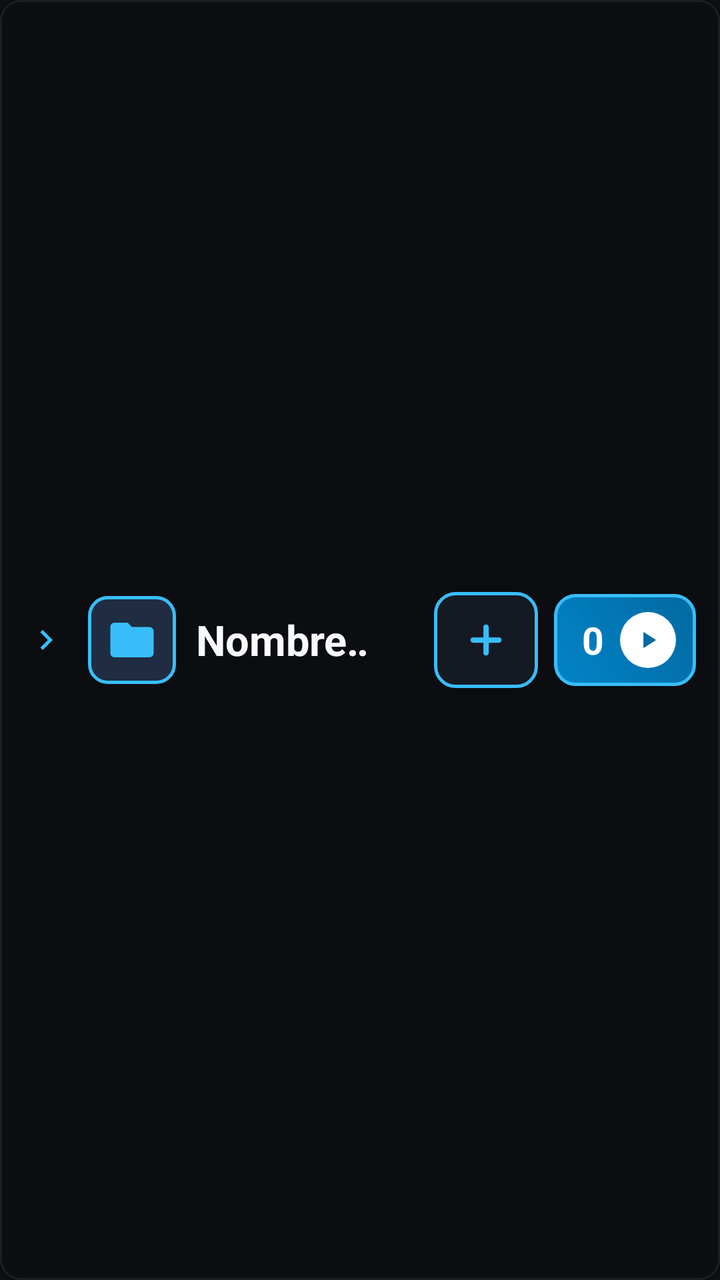
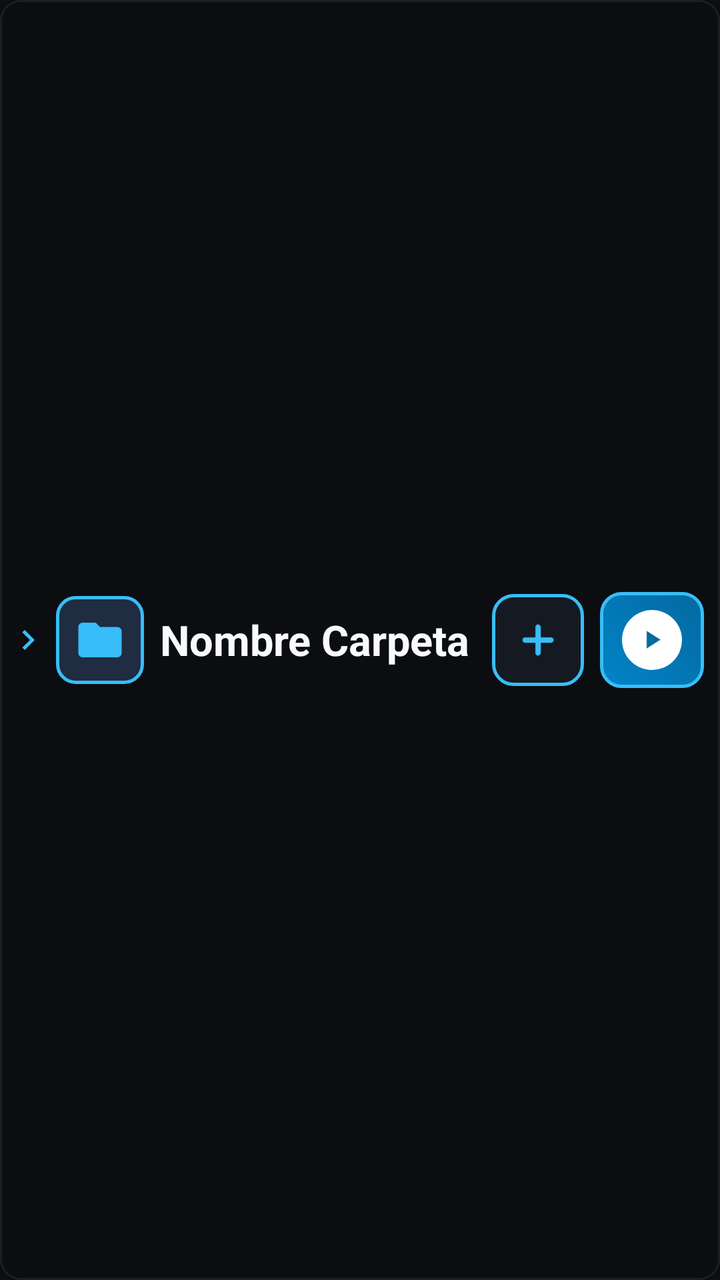

Screens rendered from an Android XML layout before and after an edit, with the pre-edit source and the edit as a unified diff.
<!-- AndroidManifest.xml: application theme Theme.CarAudio -->
<!-- res/layout/item_tree_folder.xml -->
<?xml version="1.0" encoding="utf-8"?>
<LinearLayout xmlns:android="http://schemas.android.com/apk/res/android"
    android:id="@+id/layoutTreeItem"
    android:layout_width="match_parent"
    android:layout_height="wrap_content"
    android:minHeight="72dp"
    android:orientation="horizontal"
    android:gravity="center_vertical"
    android:layout_marginBottom="8dp"
    android:paddingTop="6dp"
    android:paddingBottom="6dp"
    android:paddingEnd="8dp"
    android:background="@drawable/bg_tree_node"
    android:descendantFocusability="blocksDescendants">

    
    <View
        android:id="@+id/viewIndent"
        android:layout_width="8dp"
        android:layout_height="1dp" />

    
    <ImageView
        android:id="@+id/ivTreeArrow"
        android:layout_width="30dp"
        android:layout_height="30dp"
        android:src="@drawable/ic_chevron_right"
        android:scaleType="centerInside"
        android:layout_marginEnd="6dp" />

    
    <FrameLayout
        android:id="@+id/frameTreeIcon"
        android:layout_width="44dp"
        android:layout_height="44dp"
        android:background="@drawable/bg_tree_icon_folder"
        android:layout_gravity="center_vertical">

        <ImageView
            android:id="@+id/ivTreeIcon"
            android:layout_width="26dp"
            android:layout_height="26dp"
            android:layout_gravity="center"
            android:src="@drawable/ic_tree_folder" />
    </FrameLayout>

    
    <LinearLayout
        android:layout_width="0dp"
        android:layout_height="wrap_content"
        android:layout_weight="1"
        android:orientation="vertical"
        android:layout_marginStart="10dp"
        android:layout_marginEnd="8dp">

        <TextView
            android:id="@+id/tvTreeTitle"
            android:layout_width="match_parent"
            android:layout_height="wrap_content"
            android:singleLine="true"
            android:ellipsize="marquee"
            android:marqueeRepeatLimit="marquee_forever"
            android:scrollHorizontally="true"
            android:focusable="true"
            android:focusableInTouchMode="true"
            android:text="Nombre Carpeta"
            android:textColor="#f8fafc"
            android:textSize="21sp"
            android:textStyle="bold" />
    </LinearLayout>

    
    <ImageButton
        android:id="@+id/btnTreeAddMix"
        android:layout_width="52dp"
        android:layout_height="48dp"
        android:layout_marginStart="6dp"
        android:background="@drawable/bg_folder_addmix"
        android:src="@drawable/ic_mix_add"
        android:scaleType="center"
        android:focusable="false"
        android:focusableInTouchMode="false"
        android:contentDescription="Agregar carpeta a Mi Mix" />

    
    <LinearLayout
        android:id="@+id/btnFolderPlay"
        android:layout_width="wrap_content"
        android:layout_height="46dp"
        android:orientation="horizontal"
        android:gravity="center_vertical"
        android:paddingStart="14dp"
        android:paddingEnd="10dp"
        android:background="@drawable/bg_folder_play_btn"
        android:layout_marginStart="8dp"
        android:layout_marginEnd="4dp"
        android:clickable="true"
        android:focusable="true">

        <TextView
            android:id="@+id/tvTreeDirectCount"
            android:layout_width="wrap_content"
            android:layout_height="wrap_content"
            android:text="0"
            android:textColor="#ffffff"
            android:textSize="19sp"
            android:textStyle="bold"
            android:layout_marginEnd="8dp" />

        <FrameLayout
            android:layout_width="28dp"
            android:layout_height="28dp"
            android:background="@drawable/bg_white_circle">

            <ImageView
                android:layout_width="14dp"
                android:layout_height="14dp"
                android:layout_gravity="center"
                android:src="@drawable/ic_play_triangle" />
        </FrameLayout>
    </LinearLayout>

</LinearLayout>
<!-- resources referenced by this layout -->
<resources>
  <!-- drawable bg_folder_addmix (drawable) -->
  <?xml version="1.0" encoding="utf-8"?>
  <selector xmlns:android="http://schemas.android.com/apk/res/android">
      <item android:state_pressed="true">
          <shape>
              <solid android:color="#2c3749" />
              <corners android:radius="10dp" />
              <stroke android:width="1.5dp" android:color="#38bdf8" />
          </shape>
      </item>
      <item>
          <shape>
              <solid android:color="#151922" />
              <corners android:radius="10dp" />
              <stroke android:width="1.5dp" android:color="#38bdf8" />
          </shape>
      </item>
  </selector>
  <!-- drawable bg_folder_play_btn (drawable) -->
  <?xml version="1.0" encoding="utf-8"?>
  <shape xmlns:android="http://schemas.android.com/apk/res/android"
      android:shape="rectangle">
      <gradient
          android:startColor="#0284c7"
          android:endColor="#0369a1"
          android:angle="45" />
      <stroke
          android:width="1.5dp"
          android:color="#38bdf8" />
      <corners android:radius="10dp" />
  </shape>
  <!-- drawable bg_tree_icon_folder (drawable) -->
  <?xml version="1.0" encoding="utf-8"?>
  <shape xmlns:android="http://schemas.android.com/apk/res/android"
      android:shape="rectangle">
      <solid android:color="#1f2c42" />
      <stroke
          android:width="1.5dp"
          android:color="#38bdf8" />
      <corners android:radius="9dp" />
  </shape>
  <!-- drawable bg_tree_node (drawable) -->
  <?xml version="1.0" encoding="utf-8"?>
  <shape xmlns:android="http://schemas.android.com/apk/res/android"
      android:shape="rectangle">
      <solid android:color="#800a0c11" />
      <stroke
          android:width="1dp"
          android:color="#12ffffff" />
      <corners android:radius="10dp" />
  </shape>
  <!-- drawable bg_white_circle (drawable) -->
  <?xml version="1.0" encoding="utf-8"?>
  <shape xmlns:android="http://schemas.android.com/apk/res/android"
      android:shape="oval">
      <solid android:color="#ffffff" />
  </shape>
  <!-- drawable ic_chevron_right (drawable) -->
  <vector xmlns:android="http://schemas.android.com/apk/res/android"
      android:width="20dp"
      android:height="20dp"
      android:viewportWidth="24"
      android:viewportHeight="24">
      <path
          android:fillColor="#38bdf8"
          android:pathData="M8.59,16.59L13.17,12L8.59,7.41L10,6l6,6 -6,6 -1.41,-1.41z" />
  </vector>
  <!-- drawable ic_mix_add (drawable) -->
  <?xml version="1.0" encoding="utf-8"?>
  <vector xmlns:android="http://schemas.android.com/apk/res/android"
      android:width="22dp"
      android:height="22dp"
      android:viewportWidth="24"
      android:viewportHeight="24">
      <path
          android:pathData="M12,5L12,19M5,12L19,12"
          android:strokeWidth="3"
          android:strokeColor="#38bdf8"
          android:strokeLineCap="round" />
  </vector>
  <!-- drawable ic_play_triangle (drawable) -->
  <vector xmlns:android="http://schemas.android.com/apk/res/android"
      android:width="12dp"
      android:height="12dp"
      android:viewportWidth="24"
      android:viewportHeight="24">
      <path
          android:fillColor="#0369a1"
          android:pathData="M8,5v14l11,-7z" />
  </vector>
  <!-- drawable ic_tree_folder (drawable) -->
  <vector xmlns:android="http://schemas.android.com/apk/res/android"
      android:width="22dp"
      android:height="22dp"
      android:viewportWidth="24"
      android:viewportHeight="24">
      <path
          android:fillColor="#38bdf8"
          android:pathData="M10,4H4c-1.1,0 -1.99,0.9 -1.99,2L2,18c0,1.1 0.9,2 2,2h16c1.1,0 2,-0.9 2,-2V8c0,-1.1 -0.9,-2 -2,-2h-8l-2,-2z" />
  </vector>
  <style name="Theme.CarAudio" parent="android:Theme.NoTitleBar.Fullscreen">
          <item name="android:windowBackground">#0c0e12</item>
          <item name="android:colorBackground">#0c0e12</item>
      </style>
</resources>

<!-- the commit's change to res/layout/item_tree_folder.xml (unified diff, before → after) -->
@@ -3,12 +3,12 @@
     android:id="@+id/layoutTreeItem"
     android:layout_width="match_parent"
     android:layout_height="wrap_content"
-    android:minHeight="72dp"
+    android:minHeight="60dp"
     android:orientation="horizontal"
     android:gravity="center_vertical"
     android:layout_marginBottom="8dp"
-    android:paddingTop="6dp"
-    android:paddingBottom="6dp"
+    android:paddingTop="4dp"
+    android:paddingBottom="4dp"
     android:paddingEnd="8dp"
     android:background="@drawable/bg_tree_node"
     android:descendantFocusability="blocksDescendants">
@@ -16,17 +16,17 @@
     
     <View
         android:id="@+id/viewIndent"
-        android:layout_width="8dp"
+        android:layout_width="2dp"
         android:layout_height="1dp" />
 
     
     <ImageView
         android:id="@+id/ivTreeArrow"
-        android:layout_width="30dp"
+        android:layout_width="24dp"
         android:layout_height="30dp"
         android:src="@drawable/ic_chevron_right"
         android:scaleType="centerInside"
-        android:layout_marginEnd="6dp" />
+        android:layout_marginEnd="2dp" />
 
     
     <FrameLayout
@@ -50,8 +50,8 @@
         android:layout_height="wrap_content"
         android:layout_weight="1"
         android:orientation="vertical"
-        android:layout_marginStart="10dp"
-        android:layout_marginEnd="8dp">
+        android:layout_marginStart="8dp"
+        android:layout_marginEnd="6dp">
 
         <TextView
             android:id="@+id/tvTreeTitle"
@@ -72,9 +72,8 @@
     
     <ImageButton
         android:id="@+id/btnTreeAddMix"
-        android:layout_width="52dp"
-        android:layout_height="48dp"
-        android:layout_marginStart="6dp"
+        android:layout_width="46dp"
+        android:layout_height="46dp"
         android:background="@drawable/bg_folder_addmix"
         android:src="@drawable/ic_mix_add"
         android:scaleType="center"
@@ -83,41 +82,37 @@
         android:contentDescription="Agregar carpeta a Mi Mix" />
 
     
-    <LinearLayout
+    <FrameLayout
         android:id="@+id/btnFolderPlay"
-        android:layout_width="wrap_content"
-        android:layout_height="46dp"
-        android:orientation="horizontal"
-        android:gravity="center_vertical"
-        android:paddingStart="14dp"
-        android:paddingEnd="10dp"
+        android:layout_width="52dp"
+        android:layout_height="48dp"
         android:background="@drawable/bg_folder_play_btn"
         android:layout_marginStart="8dp"
-        android:layout_marginEnd="4dp"
         android:clickable="true"
-        android:focusable="true">
-
-        <TextView
-            android:id="@+id/tvTreeDirectCount"
-            android:layout_width="wrap_content"
-            android:layout_height="wrap_content"
-            android:text="0"
-            android:textColor="#ffffff"
-            android:textSize="19sp"
-            android:textStyle="bold"
-            android:layout_marginEnd="8dp" />
+        android:focusable="true"
+        android:contentDescription="Reproducir carpeta">
 
         <FrameLayout
-            android:layout_width="28dp"
-            android:layout_height="28dp"
+            android:id="@+id/frameFolderPlayCircle"
+            android:layout_width="30dp"
+            android:layout_height="30dp"
+            android:layout_gravity="center"
             android:background="@drawable/bg_white_circle">
 
             <ImageView
-                android:layout_width="14dp"
-                android:layout_height="14dp"
+                android:layout_width="15dp"
+                android:layout_height="15dp"
                 android:layout_gravity="center"
                 android:src="@drawable/ic_play_triangle" />
         </FrameLayout>
-    </LinearLayout>
+
+        
+        <com.jh.caraudio.MiniEqualizerView
+            android:id="@+id/eqFolderPlaying"
+            android:layout_width="24dp"
+            android:layout_height="22dp"
+            android:layout_gravity="center"
+            android:visibility="gone" />
+    </FrameLayout>
 
 </LinearLayout>
